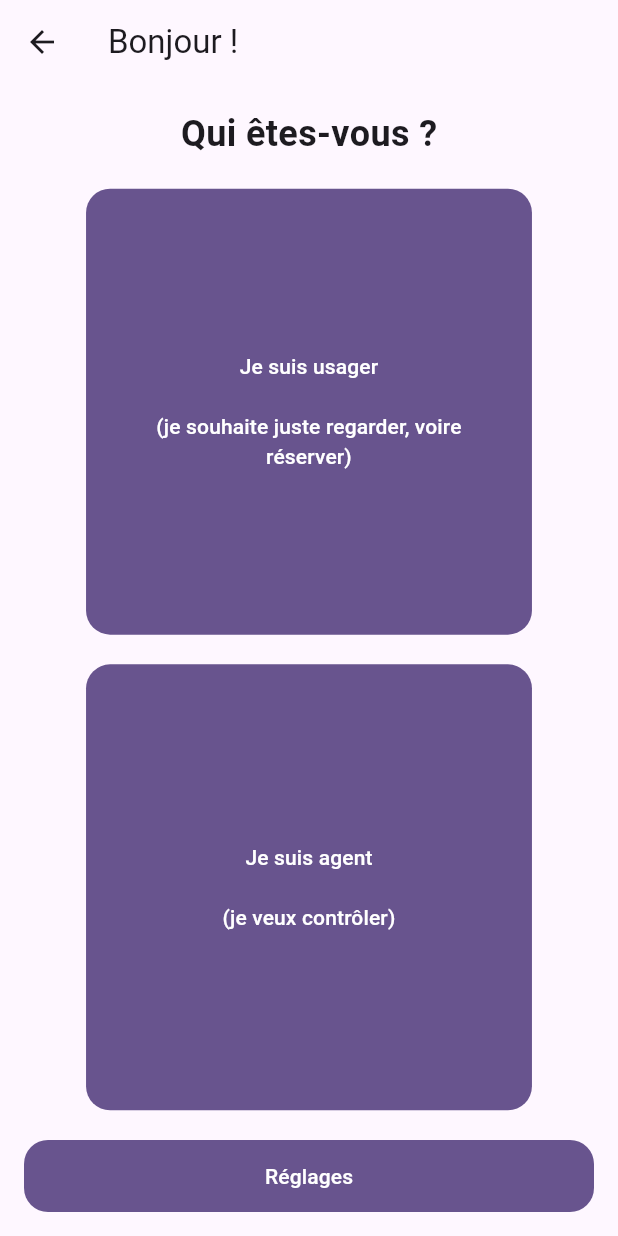
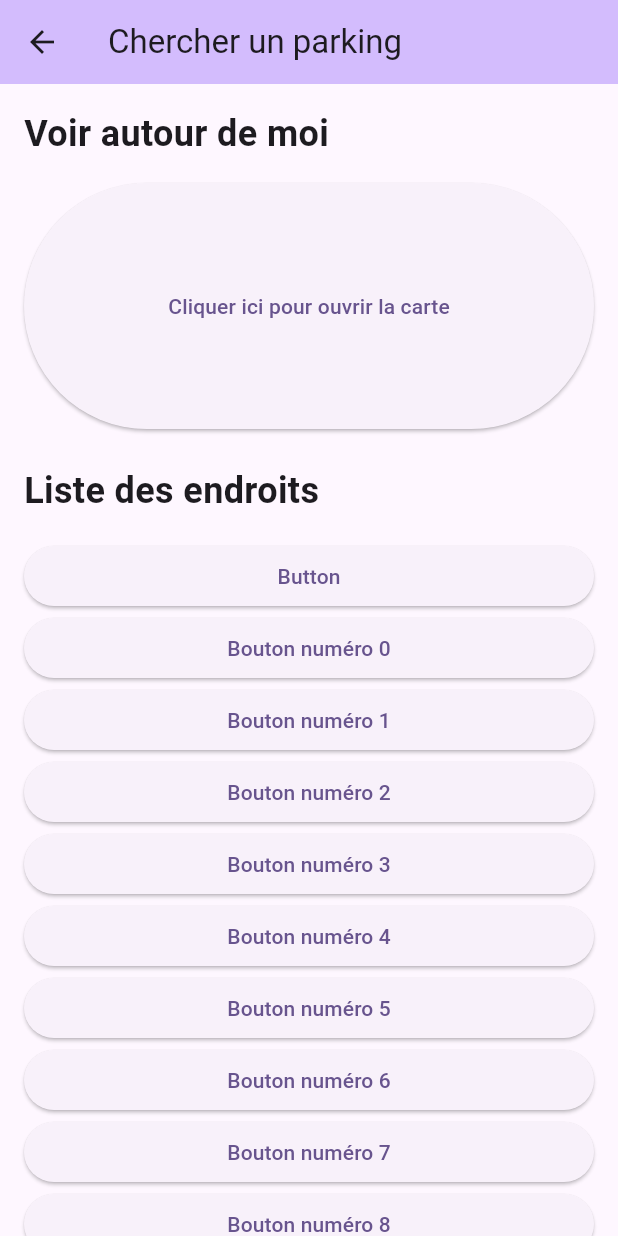
Before and after one commit to clippy20260922/7360, a Flutter app: the EcranDAccueil screen opened directly, after a tap on an icon or button, on a phone screen of 412 x 824 dp. Run offline on Flutter 3.47's test engine with Material 3 defaults, Android fonts, the phone set to English and light mode, and no system bars.

Commit message:
feat(client): ajoute écran recherche parking

```diff
--- /dev/null
+++ b/client7360/lib/chercher_un_parking.dart
@@ -0,0 +1,51 @@
+import 'package:flutter/material.dart';
+
+class ChercherUnParking extends StatelessWidget {
+  const ChercherUnParking({super.key});
+
+  Widget _buildButton(String text) {
+    return SizedBox(
+      width: double.infinity,
+      child: ElevatedButton(
+        onPressed: () {},
+        child: Text(text, textAlign: TextAlign.left, ),
+      ),
+    );
+  }
+
+  @override
+  Widget build(BuildContext context) {
+    return Scaffold(
+      appBar: AppBar(
+        title: const Text('Chercher un parking'),
+        backgroundColor: Theme.of(context).colorScheme.inversePrimary,
+      ),
+      body: SingleChildScrollView(
+        padding: const EdgeInsets.all(16),
+        child: Column(
+          crossAxisAlignment: CrossAxisAlignment.stretch,
+          children: [
+            const Text('Voir autour de moi',
+              style: TextStyle(fontSize: 24, fontWeight: FontWeight.bold),
+              ),
+            const SizedBox(height: 16),
+            SizedBox(
+              height: 164,
+              child: ElevatedButton(
+                onPressed: () {},
+                child: const Text('Cliquer ici pour ouvrir la carte'),
+              ),
+            ),
+            const SizedBox(height: 24),
+            const Text('Liste des endroits',
+              style: TextStyle(fontSize: 24, fontWeight: FontWeight.bold),
+              ),
+            const SizedBox(height: 16),
+            _buildButton('Button'),
+            ...List.generate(50, (k) => _buildButton('Bouton numéro ${k}'), ),
+          ],
+        ),
+      ),
+    );
+  }
+}
--- a/client7360/lib/écran_daccueil.dart
+++ b/client7360/lib/écran_daccueil.dart
@@ -1,6 +1,8 @@
 import 'dart:math' as math;
 
 import 'package:flutter/material.dart';
+
+import 'chercher_un_parking.dart';
 
 class EcranDAccueil extends StatelessWidget {
   const EcranDAccueil({super.key});
@@ -38,7 +40,14 @@ class EcranDAccueil extends StatelessWidget {
                         dimension: buttonSize,
                         child: FilledButton(
                           style: buttonStyle,
-                          onPressed: () {},
+                          onPressed: () {
+                            Navigator.push(
+                              context,
+                              MaterialPageRoute(
+                                builder: (context) => const ChercherUnParking(),
+                              ),
+                            );
+                          },
                           child: const Text(
                             'Je suis usager \n \n'
                             '(je souhaite juste regarder, voire réserver)',
```
